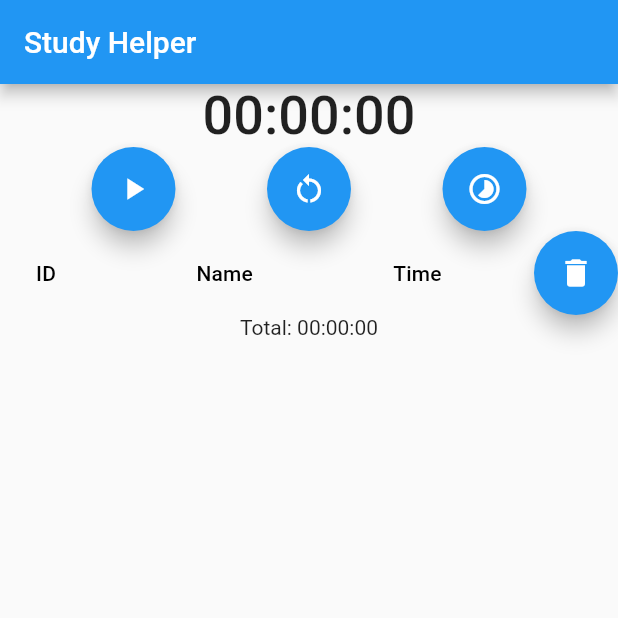
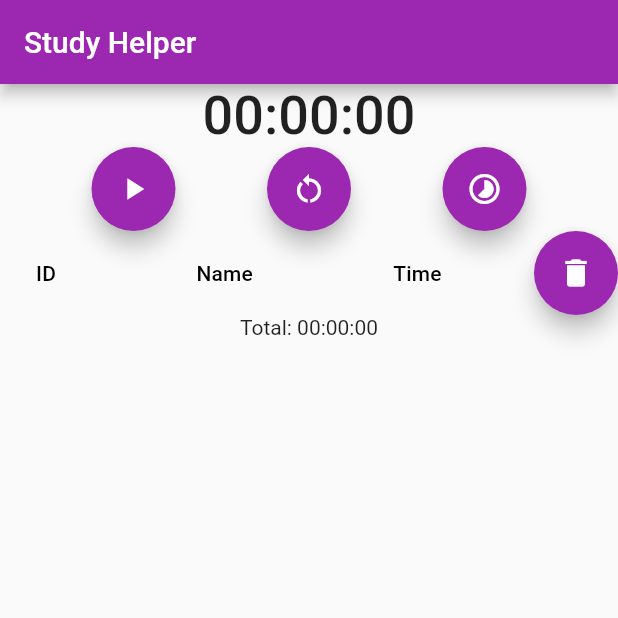
Before and after one commit to diego-rapoport/timer-study-helper, a Flutter app: the screen it shows after launch, on a phone screen of 412 x 824 dp, the top half of it. Run offline on Flutter 3.47's test engine with Material 2 defaults, Android fonts, the phone set to English and light mode, and no system bars.

Commit message:
add: colors!

```diff
--- a/lib/main.dart
+++ b/lib/main.dart
@@ -140,7 +140,10 @@ class _MyAppState extends State<MyApp> {
     final seconds = stringToDigits(myDuration.inSeconds.remainder(60));
     return MaterialApp(
         home: Scaffold(
-      appBar: AppBar(title: const Text("Study Helper")),
+      appBar: AppBar(
+          title: const Text("Study Helper"),
+          backgroundColor: Colors.purple,
+          ),
       body: Center(
           child: Column(
         children: [
@@ -155,14 +158,17 @@ class _MyAppState extends State<MyApp> {
             children: [
               FloatingActionButton(
                 onPressed: startTimer,
+                backgroundColor: Colors.purple,
                 child: getPlayPauseIcon(),
               ),
               FloatingActionButton(
                 onPressed: restartTime,
+                backgroundColor: Colors.purple,
                 child: const Icon(Icons.restart_alt),
               ),
               FloatingActionButton(
                 onPressed: saveTime,
+                backgroundColor: Colors.purple,
                 child: const Icon(Icons.timelapse),
               )
             ],
@@ -176,6 +182,7 @@ class _MyAppState extends State<MyApp> {
               )),
               FloatingActionButton(
                 onPressed: clearTable,
+                backgroundColor: Colors.purple,
                 child: const Icon(Icons.delete),
               )
             ],
```
